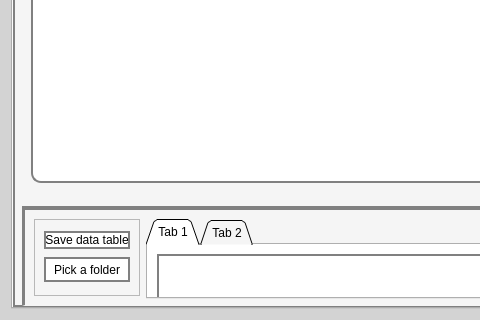
Above: design-2.ui from nayfous/peak_a_boo before the change; both pictures show x 0 to 480 and y 353 to 673 of the 700 by 673 pixel window. Below: the same form after it.
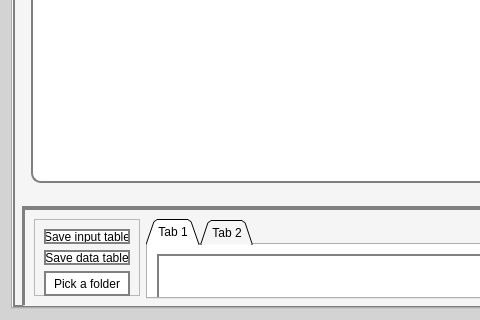
That is the form after the change. The open tabs and pages were chosen to show the change.

Commit message: changed peakutils package

What changed in the file:
```diff
--- a/design-2.ui
+++ b/design-2.ui
@@ -141,6 +141,16 @@
              <enum>QFrame::Raised</enum>
             </property>
             <layout class="QVBoxLayout" name="verticalLayout_4">
+             <item>
+              <widget class="QPushButton" name="saveKnop2">
+               <property name="styleSheet">
+                <string notr="true">#saveKnop2{background:white;border:2px solid gray}</string>
+               </property>
+               <property name="text">
+                <string>Save input table</string>
+               </property>
+              </widget>
+             </item>
              <item>
               <widget class="QPushButton" name="SaveKnop">
                <property name="styleSheet">
```
Left out of the diff: 4 changed lines with no effect on the pictures. The commit also changes 2 other files.
